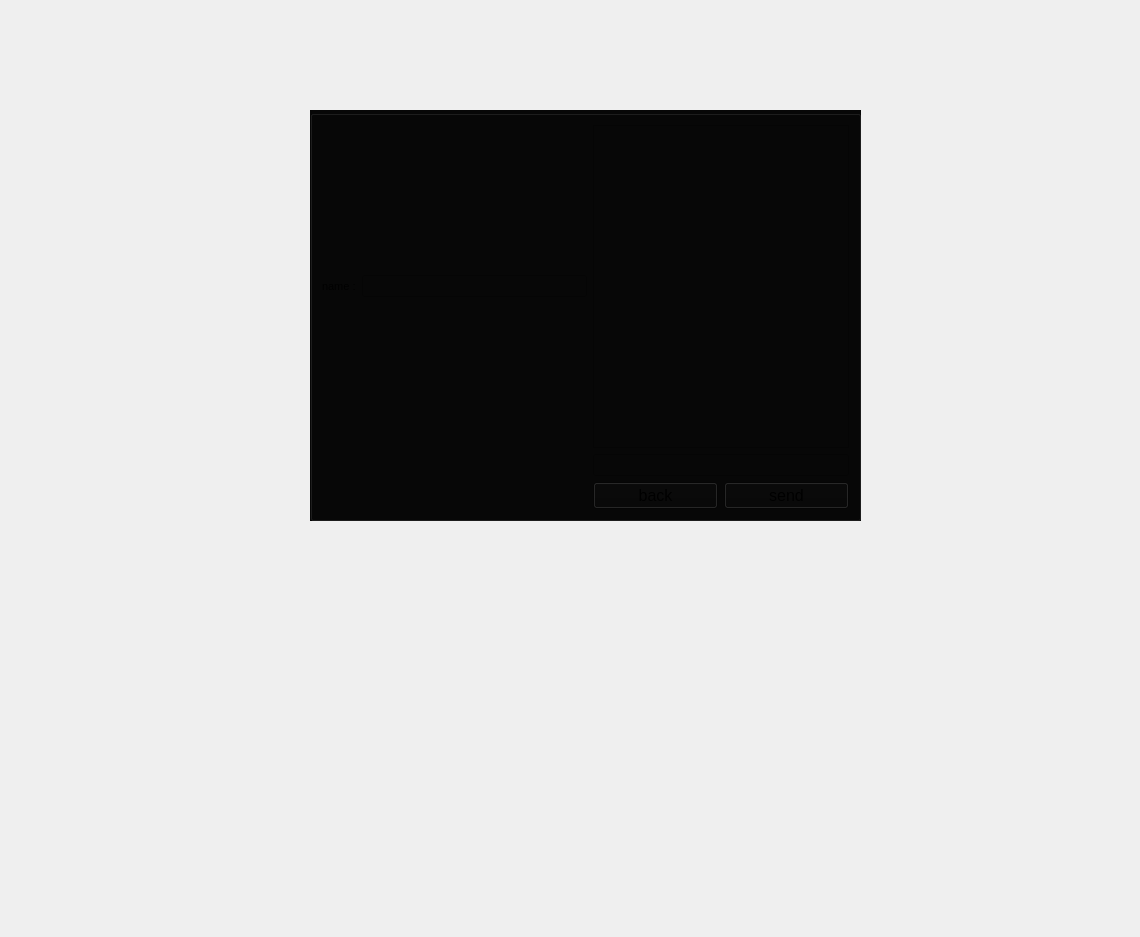
Qt form massenger/sendmessagechannel_dialog.ui (MahanBeidokhti/AP-Messenger) before a commit.
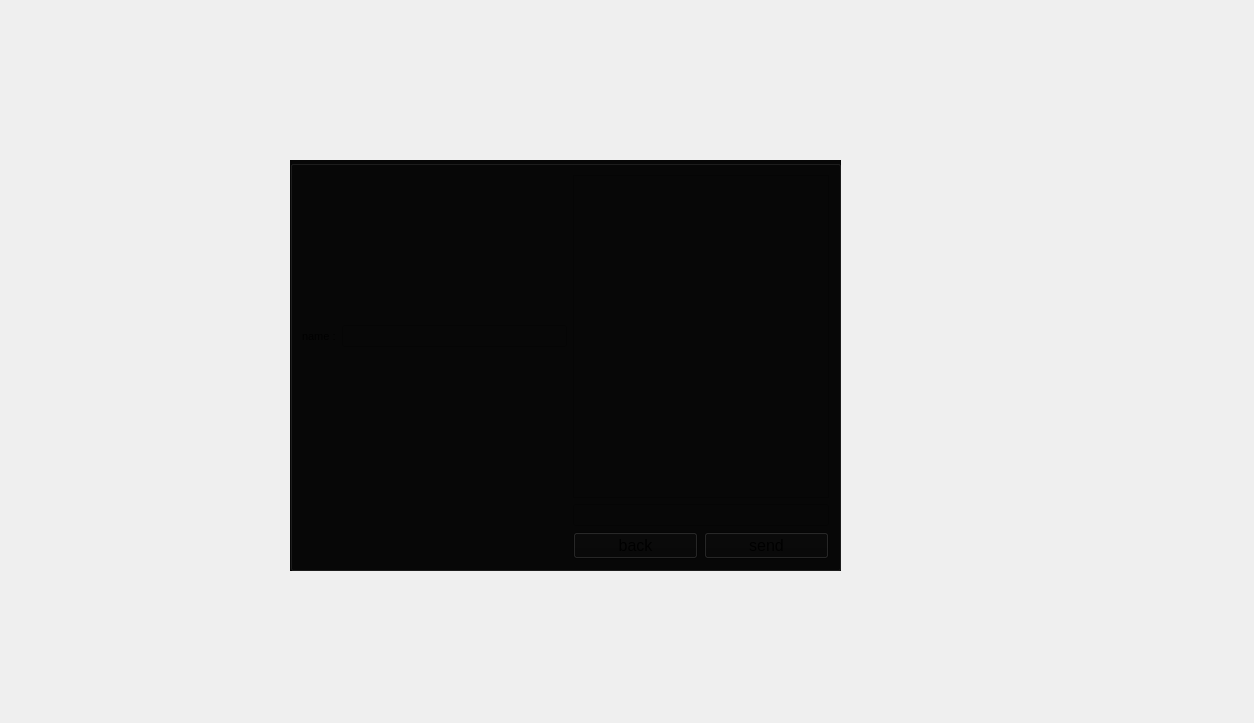
The same form after that commit. Icons and pictures are not drawn.

The edit to the form file:
```diff
--- a/massenger/sendmessagechannel_dialog.ui
+++ b/massenger/sendmessagechannel_dialog.ui
@@ -6,8 +6,8 @@
    <rect>
     <x>0</x>
     <y>0</y>
-    <width>1140</width>
-    <height>937</height>
+    <width>1254</width>
+    <height>723</height>
    </rect>
   </property>
   <property name="windowTitle">
@@ -19,8 +19,8 @@
   <widget class="QGroupBox" name="channelname_groupBox">
    <property name="geometry">
     <rect>
-     <x>430</x>
-     <y>190</y>
+     <x>410</x>
+     <y>240</y>
      <width>311</width>
      <height>191</height>
     </rect>
@@ -74,8 +74,8 @@
   <widget class="QGroupBox" name="chat_groupBox">
    <property name="geometry">
     <rect>
-     <x>310</x>
-     <y>110</y>
+     <x>290</x>
+     <y>160</y>
      <width>551</width>
      <height>411</height>
     </rect>
```
